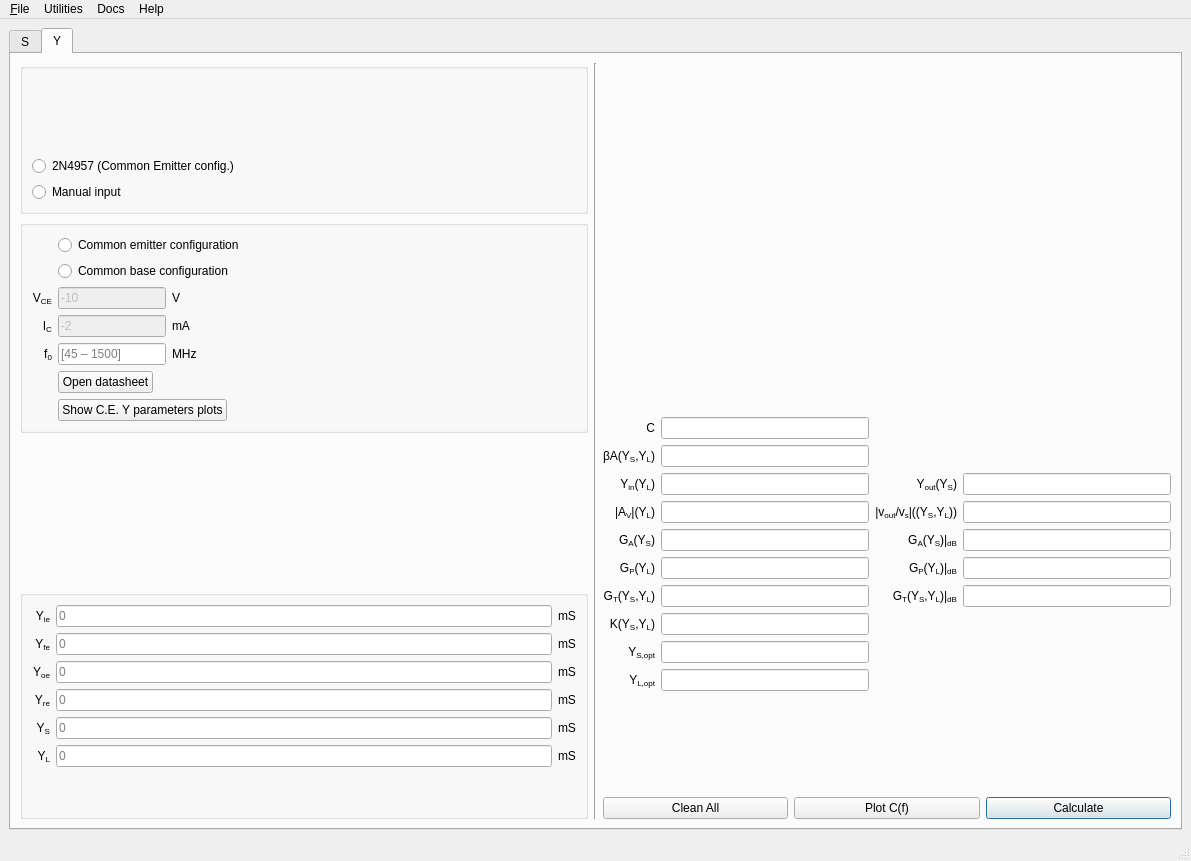
Before: the Qt Designer form syRF/mainwindow.ui in urbanij/syRF-cpp, drawn with Qt 5.
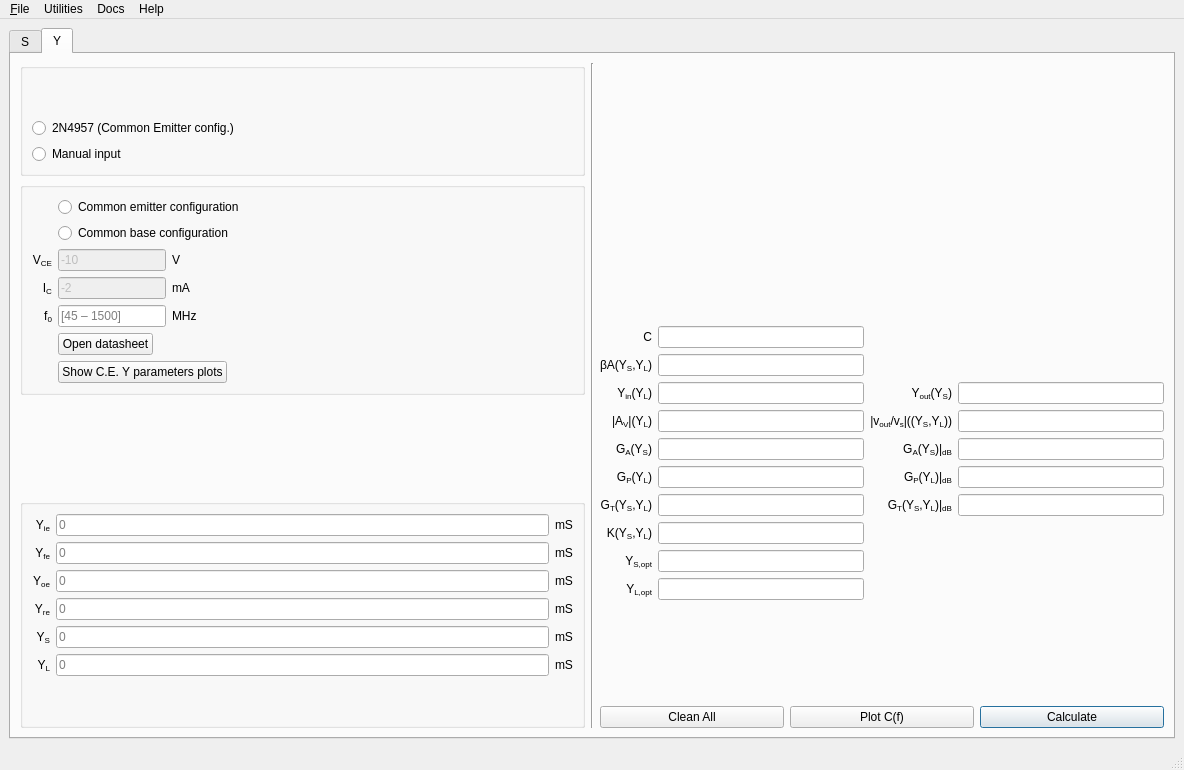
After: the same form once the commit is applied.

Diff of the .ui file:
```diff
--- a/syRF/mainwindow.ui
+++ b/syRF/mainwindow.ui
@@ -7,8 +7,8 @@
    <rect>
     <x>0</x>
     <y>0</y>
-    <width>1191</width>
-    <height>861</height>
+    <width>1184</width>
+    <height>770</height>
    </rect>
   </property>
   <property name="windowTitle">
@@ -2478,7 +2478,7 @@
     <rect>
      <x>0</x>
      <y>0</y>
-     <width>1191</width>
+     <width>1184</width>
      <height>22</height>
     </rect>
    </property>
```
Left out of the diff: 1482 changed lines with no effect on the pictures.
